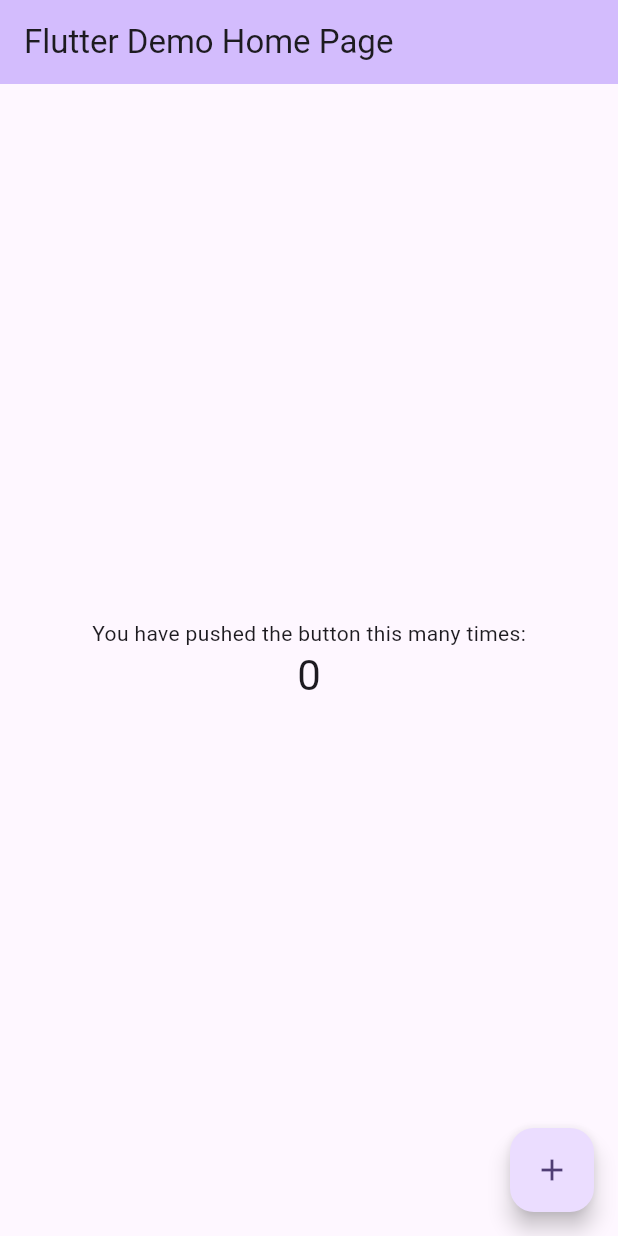
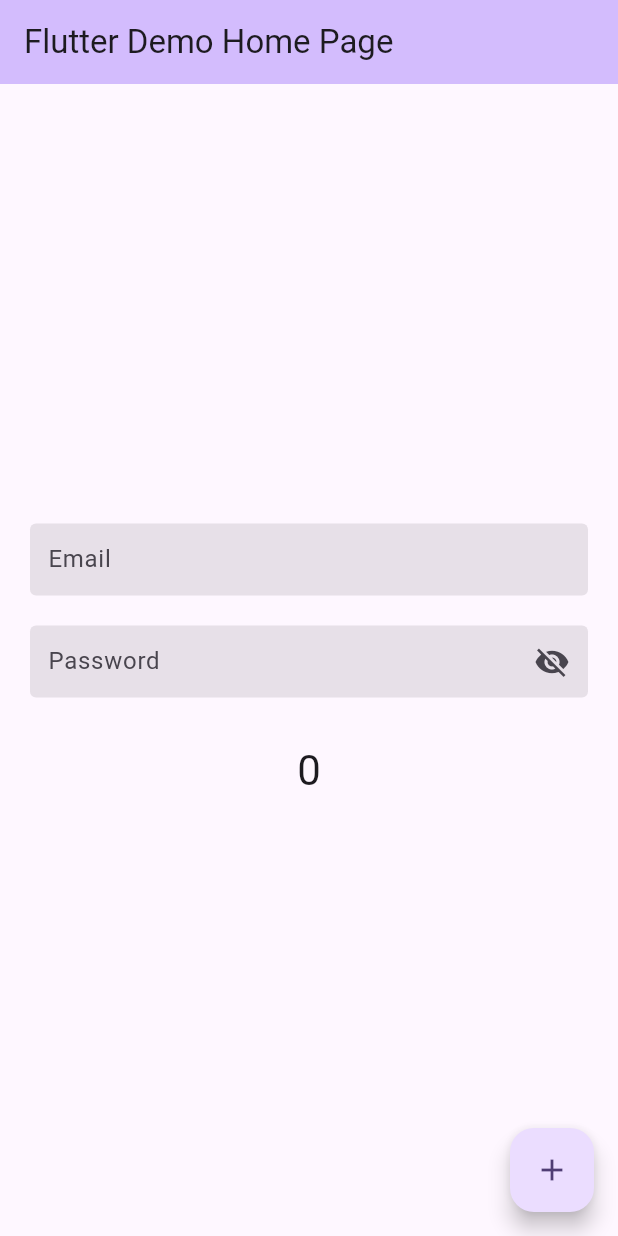
Before and after one commit to hayes28/atlas-holbegram, a Flutter app: the screen it shows after launch, on a phone screen of 412 x 824 dp. Run offline on Flutter 3.47's test engine with Material 3 defaults, Android fonts, the phone set to English and light mode, and no system bars; our stand-ins replace firebase_core; accounts and stored records are empty.

Commit message:
Task 1, added text field and _togglePasswordVisibility()

```diff
--- /dev/null
+++ b/holbegram/database.rules.json
@@ -0,0 +1,6 @@
+{
+  "rules": {
+    ".read": "auth != null",
+    ".write": "auth != null"
+  }
+}
--- /dev/null
+++ b/holbegram/firestore.indexes.json
@@ -0,0 +1,4 @@
+{
+  "indexes": [],
+  "fieldOverrides": []
+}
--- a/holbegram/lib/main.dart
+++ b/holbegram/lib/main.dart
@@ -1,6 +1,8 @@
 import 'package:flutter/material.dart';
 import 'package:firebase_core/firebase_core.dart';
-import 'firebase_options.dart';
+import 'package:holbegram/firebase_options.dart';
+import 'package:holbegram/widgets/text_field.dart';
+
 
 
 Future<void> main() async {
@@ -63,6 +65,8 @@ class MyHomePage extends StatefulWidget {
 
 class _MyHomePageState extends State<MyHomePage> {
   int _counter = 0;
+  final TextEditingController _emailController = TextEditingController();
+  final TextEditingController _passwordController = TextEditingController();
 
   void _incrementCounter() {
     setState(() {
@@ -73,6 +77,14 @@ class _MyHomePageState extends State<MyHomePage> {
       // called again, and so nothing would appear to happen.
       _counter++;
     });
+  }
+
+  @override
+  void dispose() {
+    // Clean up the controller when the widget is disposed.
+    _emailController.dispose();
+    _passwordController.dispose();
+    super.dispose();
   }
 
   @override
@@ -93,10 +105,11 @@ class _MyHomePageState extends State<MyHomePage> {
         // the App.build method, and use it to set our appbar title.
         title: Text(widget.title),
       ),
-      body: Center(
+      body: Padding(padding: const EdgeInsets.all(20.0),
         // Center is a layout widget. It takes a single child and positions it
         // in the middle of the parent.
-        child: Column(
+        child: Center(
+          child: Column(
           // Column is also a layout widget. It takes a list of children and
           // arranges them vertically. By default, it sizes itself to fit its
           // children horizontally, and tries to be as tall as its parent.
@@ -112,9 +125,19 @@ class _MyHomePageState extends State<MyHomePage> {
           // wireframe for each widget.
           mainAxisAlignment: MainAxisAlignment.center,
           children: <Widget>[
-            const Text(
-              'You have pushed the button this many times:',
+            TextFieldInput(
+              controller: _emailController,
+              hintText: 'Email',
+              keyboardType: TextInputType.emailAddress,
             ),
+            const SizedBox(height: 20),
+            TextFieldInput(
+              controller: _passwordController,
+              hintText: 'Password',
+              ispassword: true,
+              keyboardType: TextInputType.visiblePassword,
+            ),
+            const SizedBox(height: 30),
             Text(
               '$_counter',
               style: Theme.of(context).textTheme.headlineMedium,
@@ -122,6 +145,7 @@ class _MyHomePageState extends State<MyHomePage> {
           ],
         ),
       ),
+    ),
       floatingActionButton: FloatingActionButton(
         onPressed: _incrementCounter,
         tooltip: 'Increment',
--- a/holbegram/lib/widgets/text_field.dart
+++ b/holbegram/lib/widgets/text_field.dart
@@ -0,0 +1,64 @@
+import 'package:flutter/material.dart';
+
+class TextFieldInput extends StatefulWidget {
+  final TextEditingController controller;
+  final bool ispassword;
+  final String hintText;
+  final TextInputType keyboardType;
+
+  const TextFieldInput({
+    super.key,
+    required this.controller,
+    this.ispassword = false,
+    required this.hintText,
+    required this.keyboardType,
+  });
+
+  @override
+  TextFieldInputState createState() => TextFieldInputState();
+}
+
+class TextFieldInputState extends State<TextFieldInput> {
+  late bool _isHidden;
+
+  @override
+  void initState() {
+    super.initState();
+    _isHidden = widget.ispassword;
+  }
+
+  void _togglePasswordVisibility() {
+    setState(() {
+      _isHidden = !_isHidden;
+    });
+  }
+
+  @override
+  Widget build(BuildContext context) {
+    return TextField(
+      keyboardType: widget.keyboardType,
+      controller: widget.controller,
+      cursorColor: const Color.fromARGB(218, 226, 37, 24),
+      decoration: InputDecoration(
+          hintText: widget.hintText,
+          border: const OutlineInputBorder(
+              borderSide: BorderSide(color: Colors.transparent)),
+          focusedBorder: const OutlineInputBorder(
+              borderSide: BorderSide(color: Colors.transparent)),
+          enabledBorder: const OutlineInputBorder(
+              borderSide: BorderSide(color: Colors.transparent)),
+          filled: true,
+          contentPadding: const EdgeInsets.all(8),
+          // Change suffixIcon to manage the visibility icon
+          suffixIcon: widget.ispassword
+              ? IconButton(
+                  icon:
+                      Icon(_isHidden ? Icons.visibility_off : Icons.visibility),
+                  onPressed: _togglePasswordVisibility,
+                )
+              : null),
+      textInputAction: TextInputAction.next,
+      obscureText: _isHidden,
+    );
+  }
+}
```
Also changed, not shown: 7 other files.
